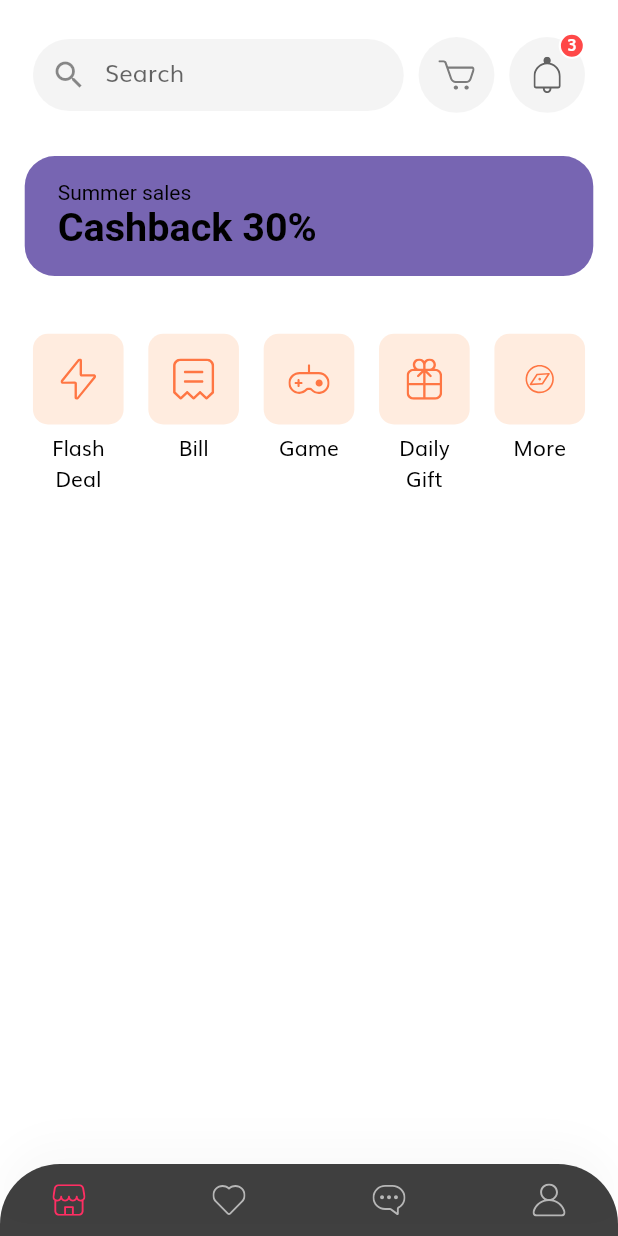
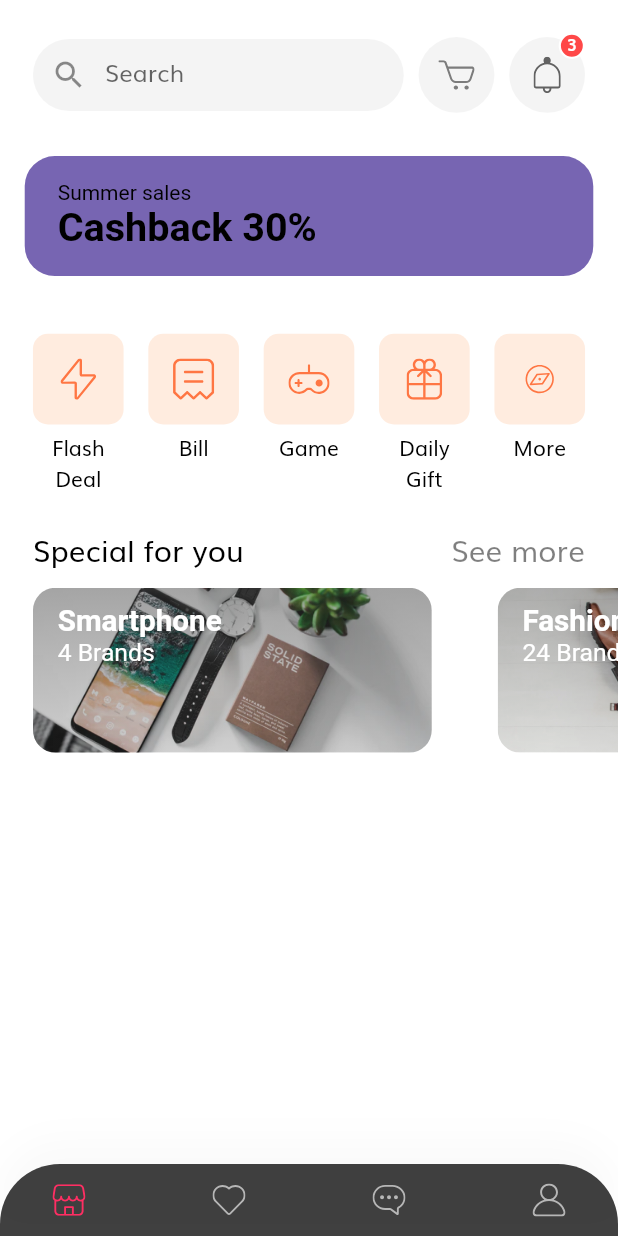
Before and after one commit to Klyvngo/Ecommerce, a Flutter app: the HomeScreen screen opened by its route, on a phone screen of 412 x 824 dp. Run offline on Flutter 3.47's test engine with Material 2 defaults, Android fonts, the phone set to English and light mode, and no system bars; our stand-ins replace flutter_svg.

Commit message:
complete special in home and fix auth

```diff
--- a/lib/models/auth.dart
+++ b/lib/models/auth.dart
@@ -1,5 +1,4 @@
 import 'dart:convert';
-import 'dart:developer';
 
 import 'package:ecomerce/components/http_catcherror.dart';
 import 'package:flutter/material.dart';
--- a/lib/models/profile.dart
+++ b/lib/models/profile.dart
@@ -1,5 +1,3 @@
-import 'dart:developer';
-
 import 'package:flutter/material.dart';
 import 'package:http/http.dart' as http;
 import 'dart:convert';
--- a/lib/screens/home/components/body.dart
+++ b/lib/screens/home/components/body.dart
@@ -5,6 +5,7 @@ import 'package:flutter/widgets.dart';
 import 'categories.dart';
 import 'discount_banner.dart';
 import 'home_header.dart';
+import 'special_offer.dart';
 
 class Body extends StatelessWidget {
   const Body({Key? key}) : super(key: key);
@@ -24,6 +25,7 @@ class Body extends StatelessWidget {
           ),
           const DiscountBanner(),
           const Categories(),
+          const SpecialOffer(),
         ],
       )),
     );
--- /dev/null
+++ b/lib/screens/home/components/special_offer.dart
@@ -0,0 +1,122 @@
+import 'package:flutter/material.dart';
+
+import '../../../size_config.dart';
+import 'special_title.dart';
+
+class SpecialOffer extends StatelessWidget {
+  const SpecialOffer({
+    Key? key,
+  }) : super(key: key);
+
+  @override
+  Widget build(BuildContext context) {
+    return Column(
+      children: [
+        SectionTitle(
+          text: 'Special for you',
+          press: () {},
+        ),
+        SizedBox(
+          height: getProportionateScreenWidth(10),
+        ),
+        SingleChildScrollView(
+          scrollDirection: Axis.horizontal,
+          child: Row(
+            children: <Widget>[
+              SpecialOfferCard(
+                text: 'Smartphone',
+                imageUrl: 'assets/images/Image Banner 2.png',
+                numberOfBrands: 4,
+                press: () {},
+              ),
+              SpecialOfferCard(
+                text: 'Fashion',
+                imageUrl: 'assets/images/Image Banner 3.png',
+                numberOfBrands: 24,
+                press: () {},
+              ),
+            ],
+          ),
+        ),
+      ],
+    );
+  }
+}
+
+class SpecialOfferCard extends StatelessWidget {
+  const SpecialOfferCard(
+      {Key? key,
+      required this.text,
+      required this.numberOfBrands,
+      required this.press,
+      required this.imageUrl})
+      : super(key: key);
+  final String? text, imageUrl;
+  final int? numberOfBrands;
+  final VoidCallback? press;
+
+  @override
+  Widget build(BuildContext context) {
+    return Padding(
+      padding: EdgeInsets.symmetric(
+        horizontal: getProportionateScreenWidth(20),
+      ),
+      child: GestureDetector(
+        onTap: press,
+        child: SizedBox(
+          width: getProportionateScreenWidth(242),
+          height: getProportionateScreenWidth(100),
+          child: ClipRRect(
+            borderRadius: BorderRadius.circular(15),
+            child: Stack(
+              children: [
+                Image.asset(
+                  imageUrl!,
+                  fit: BoxFit.cover,
+                ),
+                Container(
+                  decoration: BoxDecoration(
+                    gradient: LinearGradient(
+                      begin: Alignment.topCenter,
+                      end: Alignment.bottomCenter,
+                      colors: [
+                        const Color(0xFF343434).withOpacity(0.4),
+                        const Color(0xFF343434).withOpacity(0.15)
+                      ],
+                    ),
+                  ),
+                ),
+                Padding(
+                  padding: EdgeInsets.symmetric(
+                    horizontal: getProportionateScreenWidth(15),
+                    vertical: getProportionateScreenWidth(10),
+                  ),
+                  child: Text.rich(
+                    TextSpan(
+                      style: const TextStyle(color: Colors.white),
+                      children: [
+                        TextSpan(
+                          text: '$text\n',
+                          style: TextStyle(
+                            fontSize: getProportionateScreenWidth(18),
+                            fontWeight: FontWeight.bold,
+                          ),
+                        ),
+                        TextSpan(
+                          text: '$numberOfBrands Brands',
+                          style: TextStyle(
+                            fontSize: getProportionateScreenWidth(15),
+                          ),
+                        )
+                      ],
+                    ),
+                  ),
+                ),
+              ],
+            ),
+          ),
+        ),
+      ),
+    );
+  }
+}
--- /dev/null
+++ b/lib/screens/home/components/special_title.dart
@@ -0,0 +1,44 @@
+import 'package:flutter/material.dart';
+
+import '../../../size_config.dart';
+
+class SectionTitle extends StatelessWidget {
+  const SectionTitle({
+    Key? key,
+    required this.text,
+    required this.press,
+  }) : super(key: key);
+  final String? text;
+  final VoidCallback? press;
+
+  @override
+  Widget build(BuildContext context) {
+    return Padding(
+      padding: EdgeInsets.symmetric(
+        horizontal: getProportionateScreenWidth(20),
+      ),
+      child: Row(
+        mainAxisAlignment: MainAxisAlignment.spaceBetween,
+        children: <Widget>[
+          Text(
+            text!,
+            style: TextStyle(
+              fontSize: getProportionateScreenWidth(18),
+              color: Colors.black,
+            ),
+          ),
+          GestureDetector(
+            onTap: press,
+            child: Text(
+              'See more',
+              style: TextStyle(
+                fontSize: getProportionateScreenWidth(18),
+                color: Colors.black.withOpacity(0.5),
+              ),
+            ),
+          )
+        ],
+      ),
+    );
+  }
+}
```
